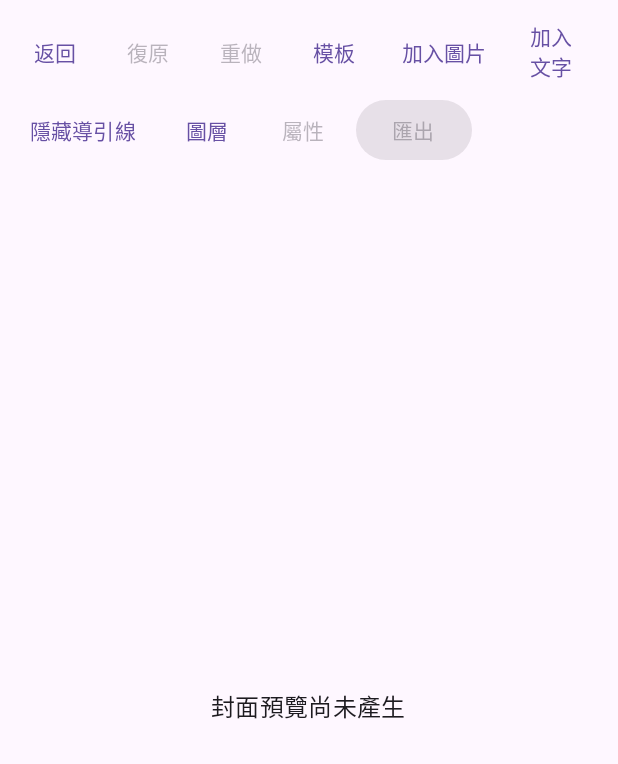
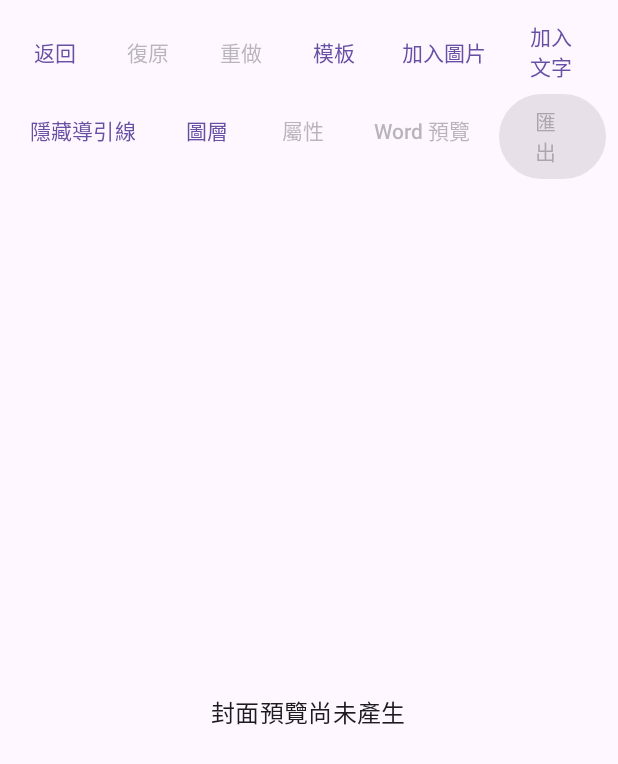
Before and after one commit to eightkingdomsalliedforces-hash/epub2a4, an Android app built with Jetpack Compose: the composable CoverEditorScreen shown on its own in the app's theme, on a phone screen of 412 x 824 dp. Shown: the top 764 px of the screen. Run offline under Robolectric (Android 15) with nearby library versions, the light colour scheme and no system bars.

Commit message:
feat: add Word preview action to Android cover editor

```diff
--- a/app/src/main/java/tw/daniel/epubword/cover/ui/CoverEditorScreen.kt
+++ b/app/src/main/java/tw/daniel/epubword/cover/ui/CoverEditorScreen.kt
@@ -38,6 +38,7 @@ data class CoverEditorCallbacks(
     val onSelectEmbeddedImage: (String) -> Unit = {},
     val onAddText: () -> Unit = {},
     val onToggleGuides: () -> Unit = {},
+    val onPreviewWord: () -> Unit = {},
     val onPrepareExport: (Int) -> Unit = {},
     val onRequestExportDirectory: () -> Unit = {},
     val onSelectElement: (String?) -> Unit = {},
@@ -106,6 +107,10 @@ fun CoverEditorScreen(
                         onClick = { if (selected != null) sheet = EditorSheet.INSPECTOR },
                         enabled = selected != null,
                     ) { Text("屬性") }
+                    TextButton(
+                        onClick = callbacks.onPreviewWord,
+                        enabled = state.canExport,
+                    ) { Text("Word 預覽") }
                     Button(
                         onClick = { showExportDialog = true },
                         enabled = state.canExport,
```
